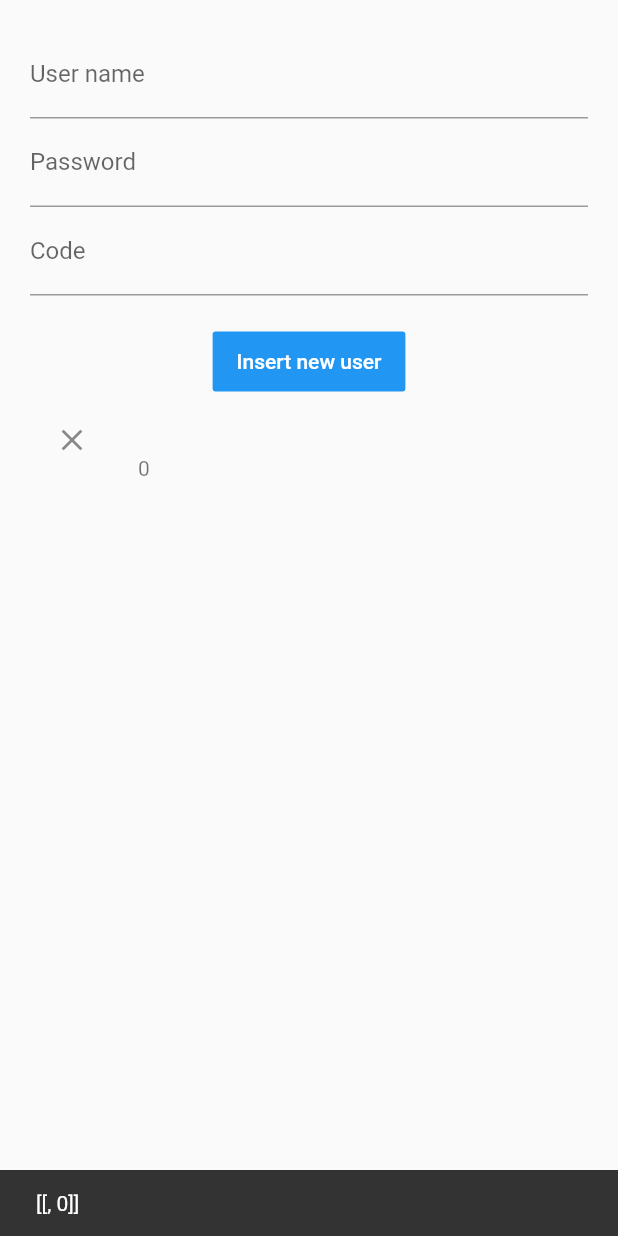
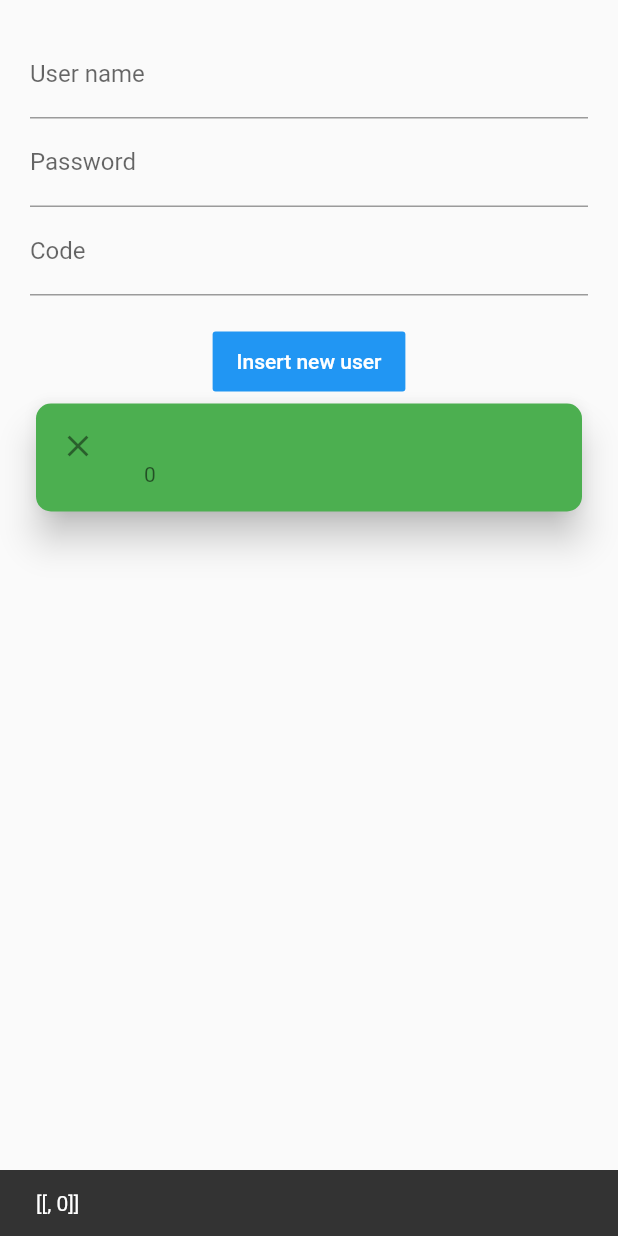
Before and after one commit to Wolo-Polo/Flutter, a Flutter app: the screen it shows after launch, after a tap on "Insert new user", on a phone screen of 412 x 824 dp. Run offline on Flutter 3.47's test engine with Material 2 defaults, Android fonts, the phone set to English and light mode, and no system bars.

Commit message:
Custom ListTile with Card

```diff
--- a/lib/SafeArea.dart
+++ b/lib/SafeArea.dart
@@ -1,5 +1,6 @@
 import 'package:flutter/material.dart';
 import 'package:flutter_app/User.dart';
+import 'package:flutter_app/UserListTileWidget.dart';
 
 class MySafeArea extends StatefulWidget{
   @override
@@ -25,6 +26,7 @@ class _MySafeAreaState extends State{
         key: _scaffoldKey,
         body: SafeArea(
           minimum: EdgeInsets.only(left: 20, right: 20, top: 20, bottom: 20),
+          child: SingleChildScrollView(
             child: Column(
               mainAxisAlignment: MainAxisAlignment.start,
               children: <Widget>[
@@ -81,20 +83,10 @@ class _MySafeAreaState extends State{
                     },
                   ),
                 ),
-              Column(
-                children: _users.map((e) {
-                    return ListTile(
-                      title: Text(e.userName),
-                      leading: const Icon(Icons.clear),
-                      subtitle: Text(e.code.toString()),
-                      onTap: (){
-                        print("Click: ${e.userName} - ${e.code}");
-                      }
-                    );
-                  }).toList(),
-              ),
+                UserListTileWidget(users: _users,),
               ],
             ),
+          )
         ),
       ),
     );
--- /dev/null
+++ b/lib/UserListTileWidget.dart
@@ -0,0 +1,38 @@
+import 'package:flutter/material.dart';
+import 'package:flutter_app/User.dart';
+
+class UserListTileWidget extends StatelessWidget{
+  List<User> users;
+  UserListTileWidget({this.users});
+
+  List<Widget> buidCard(){
+    int i = 0;
+    return users.map((e) {
+      return Card(
+          shape: RoundedRectangleBorder(
+            borderRadius: BorderRadius.circular(10),
+          ),
+          elevation: 10,
+          color: i++ % 2 == 0 ? Colors.green : Colors.deepPurple,
+          child: ListTile(
+              title: Text(e.userName, style: TextStyle(color: Colors.white),),
+              leading: const Icon(Icons.clear),
+              subtitle: Text(e.code.toString()),
+              onTap: (){
+                print("Click: ${e.userName} - ${e.code}");
+              }
+          )
+      );
+    }).toList();
+  }
+  @override
+  Widget build(BuildContext context) {
+    //how to make 'Scrollable' ==> let use ListView
+    //1. ListView(child: <Widget>[]) ==> to load all children at the same time
+    //2. ListView(itemBuilder: ...) ==> to load only visible items
+    return Column(
+      children: buidCard(),
+    );
+  }
+
+}
```
Lines whose indentation alone changed are shown as unchanged.
